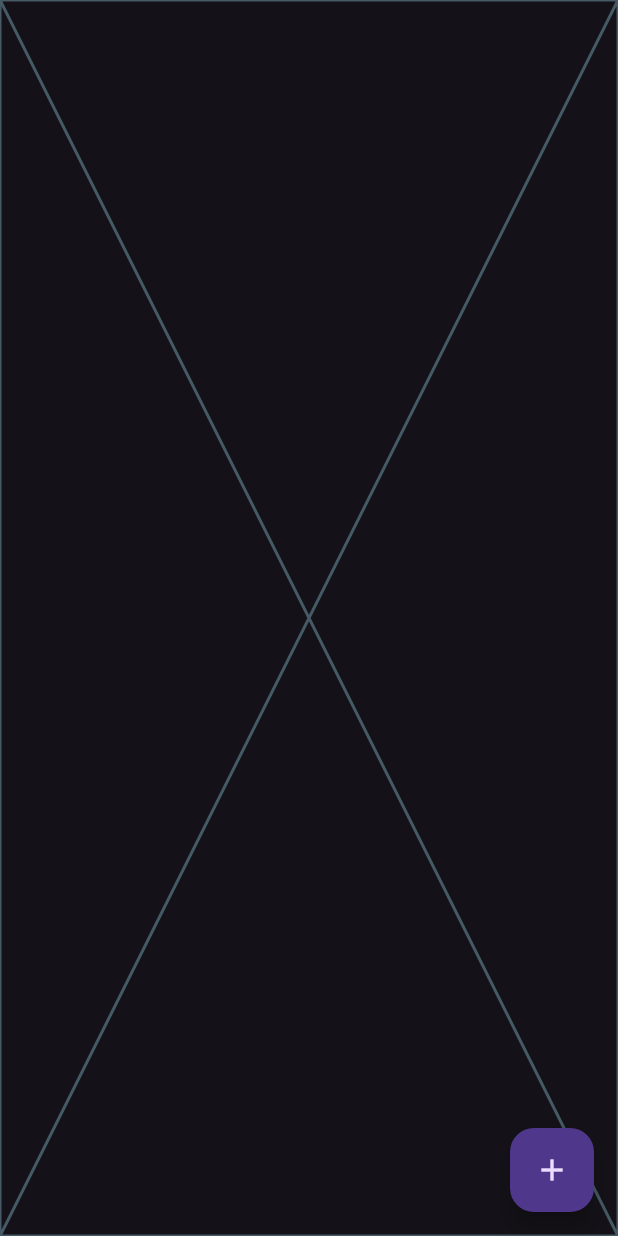
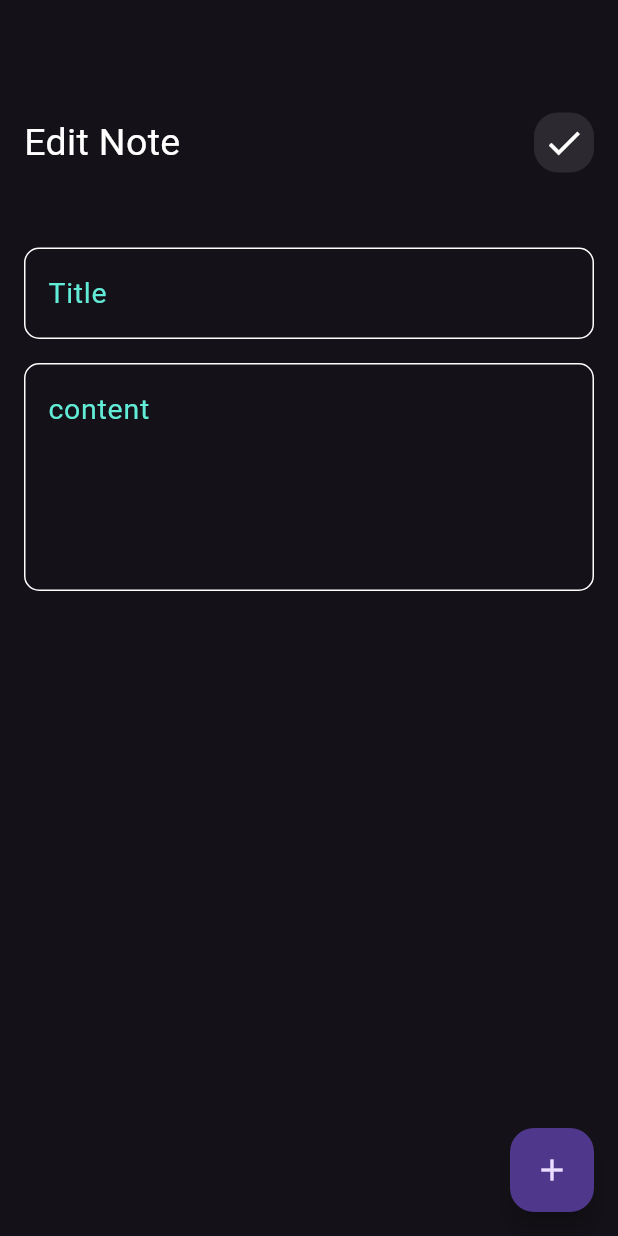
Before and after one commit to Hagar2003/Notes_App, a Flutter app: the screen it shows after launch, after a tap on "Flutter Tips", on a phone screen of 412 x 824 dp. Run offline on Flutter 3.47's test engine with Material 3 defaults, Android fonts, the phone set to English and light mode, and no system bars.

Commit message:
edit node view

```diff
--- a/lib/widgets/edit_node_body.dart
+++ b/lib/widgets/edit_node_body.dart
@@ -1,10 +1,37 @@
 import 'package:flutter/material.dart';
+import 'package:notes_app/widgets/custom_text_field.dart';
 
 class EditNodeBody extends StatelessWidget {
   const EditNodeBody({super.key});
 
   @override
   Widget build(BuildContext context) {
-    return const Placeholder();
+
+    return Scaffold(body:
+    Padding(
+            padding: const EdgeInsets.only(left:16.0,right: 16),
+            child: Column(children: [const SizedBox(height: 75,),
+
+                Row(mainAxisAlignment: MainAxisAlignment.spaceBetween,
+                  children: [const Text('Edit Note',
+                  style: TextStyle(fontSize: 25,color: Colors.white),),
+                Container(width: 40,height: 40,
+                 decoration:  BoxDecoration(
+                  color: Colors.white.withOpacity(.1),
+
+                 borderRadius :BorderRadius.circular(16)),
+                 child:const Icon(Icons.check,size: 28,)) ],),
+                 const SizedBox(height: 50,),
+                CustomTextField(hint :'Title'),
+              const SizedBox(height:16),
+              CustomTextField(hint: 'content',
+              maxLines: 5,),
+              const SizedBox(height: 30,),
+
+              ])
+        ));
+
+
+
   }
 }
```
Also changed, not shown: lib/widgets/custom_app_bar.dart (added, +29 -0 lines).
